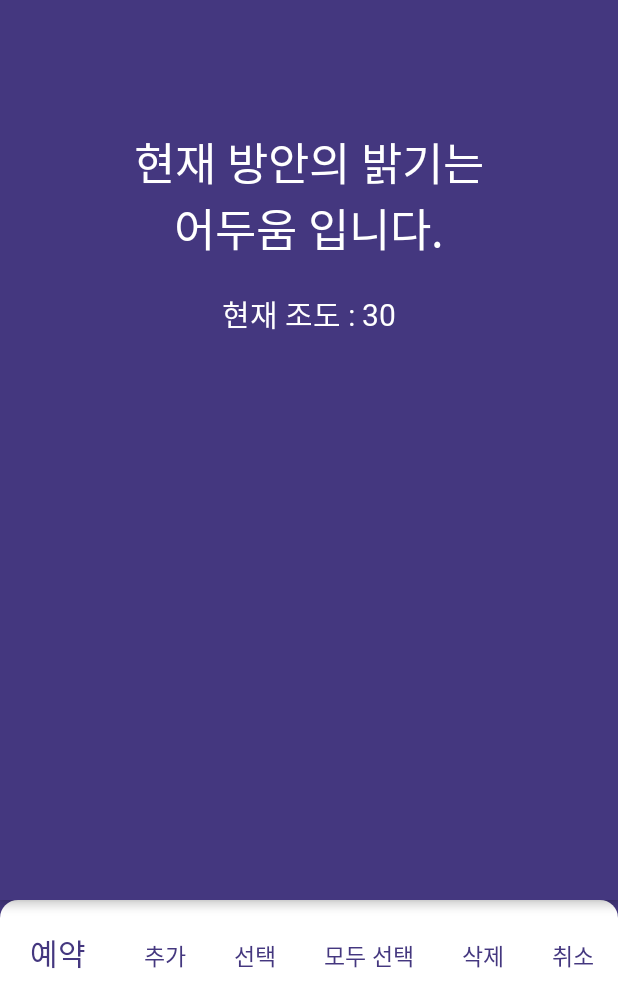
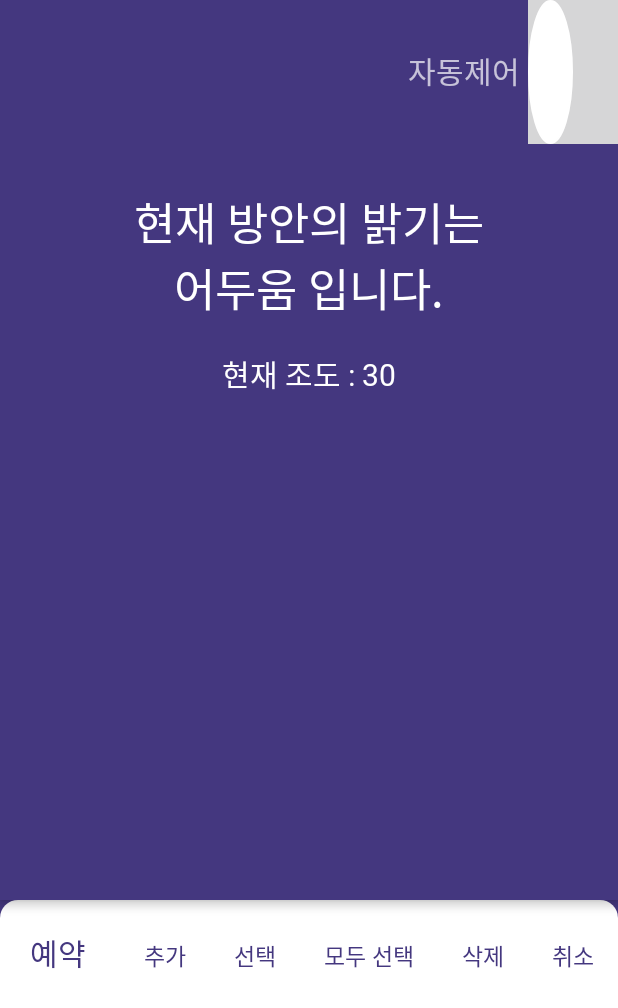
Before and after one commit to FancySunshine/Android, an Android app: the layout activity_main.xml on its own in the app's theme, with its tools: preview values and no code run, on a phone screen of 412 x 824 dp. Shown: the top 1008 px of the screen. Run offline under Robolectric (Android 15) with nearby library versions, the phone set to English and light mode, and no system bars; plain views replace CircleIndicator3.

Commit message:
Android Second Commit

```diff
--- a/Curtain (3)/app/src/main/AndroidManifest.xml
+++ b/Curtain (3)/app/src/main/AndroidManifest.xml
@@ -12,7 +12,10 @@
         android:label="@string/app_name"
         android:roundIcon="@mipmap/ic_launcher_round"
         android:supportsRtl="true"
+        android:theme="@style/AppTheme"
+        android:name=".State"
         android:usesCleartextTraffic="true">
+
         <activity android:name=".Reservation"
             android:theme="@style/AppTheme.actionbar"
 
--- a/Curtain (3)/app/src/main/res/layout/activity_main.xml
+++ b/Curtain (3)/app/src/main/res/layout/activity_main.xml
@@ -50,6 +50,32 @@
                     android:orientation="vertical"
                     app:layout_collapseMode="parallax"
                     >
+                    <LinearLayout
+                        android:layout_width="match_parent"
+                        android:layout_height="wrap_content"
+                        android:gravity="right"
+                        android:orientation="horizontal">
+
+                        <TextView
+                            android:textSize="20dp"
+                            android:layout_marginTop="2dp"
+                            android:layout_width="wrap_content"
+                            android:layout_height="wrap_content"
+                            android:text="자동제어"/>
+
+
+                        <Switch
+                            android:id="@+id/auto_sw"
+                            android:layout_width="wrap_content"
+                            android:layout_height="wrap_content"
+                            android:track="@drawable/switch_track_selector"
+                            android:thumb="@drawable/switch_thumb"
+                            tools:ignore="InvalidId"
+                            android:layout_marginLeft="5dp"
+                            android:checked="false"/>
+
+                    </LinearLayout>
+
                     <TextView
                         android:layout_width="wrap_content"
                         android:layout_height="wrap_content"
--- a/Curtain (3)/app/src/main/res/values/styles.xml
+++ b/Curtain (3)/app/src/main/res/values/styles.xml
@@ -23,6 +23,7 @@
         <item name="android:fontFamily">@font/dohyeon_regular</item>
 
     </style>
+    <style name="Apptheme" parent="Theme.AppCompat.Light.DarkActionBar"/>
 
 
 </resources>
```
Also changed, not shown: Curtain (3)/app/src/main/java/com/cookandroid/curtain/Fragment_Curtain.java (+102 -16 lines), Curtain (3)/app/src/main/java/com/cookandroid/curtain/Fragment_Main.java (+26 -2 lines), Curtain (3)/app/src/main/java/com/cookandroid/curtain/MainActivity.java (+9 -0 lines), Curtain (3)/app/src/main/java/com/cookandroid/curtain/State.java (added, +16 -0 lines), Curtain (3)/app/src/main/res/layout/fragment_main.xml (+38 -4 lines).
